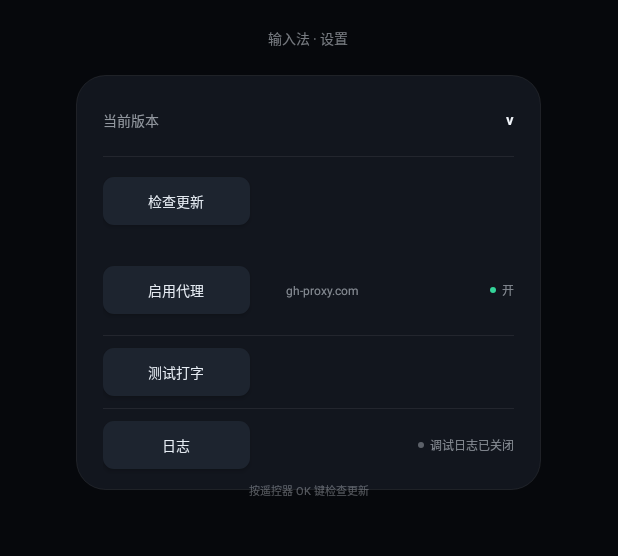
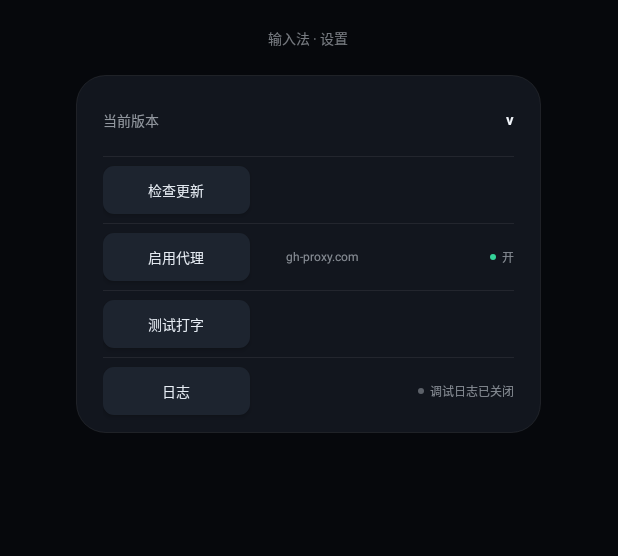
Before and after one commit to zsxh/sofatype, an Android app: the screen it shows after launch (SettingsActivity), on a phone screen of 412 x 824 dp, the part 291-847 px from its top. Run offline under Robolectric (Android 15) with nearby library versions, the phone set to English and light mode, and no system bars; our stand-ins replace Timber.

Commit message:
feat(update): 检查更新与启用代理行 UI 调整
- 检查更新与启用代理行之间补分割线
- 行高 59/48dp 收紧为 44dp（版本区各行一致）
- 移除「按遥控器 OK 键检查更新」底部提示
- 启用代理改独立行：行首按钮 + 代理域名小字 + 行末开/关状态

```diff
--- a/app/src/main/res/layout/activity_settings.xml
+++ b/app/src/main/res/layout/activity_settings.xml
@@ -221,6 +221,11 @@
             </LinearLayout>
         </LinearLayout>
 
+        <View
+            android:layout_width="match_parent"
+            android:layout_height="@dimen/version_divider_h"
+            android:background="@color/divider_soft" />
+
         <LinearLayout
             android:layout_width="match_parent"
             android:layout_height="@dimen/version_action_row_height"
@@ -378,14 +383,4 @@
             android:visibility="gone" />
     </LinearLayout>
 
-    <TextView
-        android:id="@+id/bottom_hint"
-        android:layout_width="wrap_content"
-        android:layout_height="wrap_content"
-        android:layout_gravity="top|center_horizontal"
-        android:layout_marginTop="@dimen/bottom_hint_margin_top"
-        android:text="@string/bottom_hint"
-        android:textColor="@color/text_hint_faint"
-        android:textSize="@dimen/bottom_hint_text" />
-
 </com.sofatype.ime.SettingsRootView>
--- a/app/src/main/res/values/dimens.xml
+++ b/app/src/main/res/values/dimens.xml
@@ -156,13 +156,13 @@
     <dimen name="version_label_text">9.5sp</dimen>
     <dimen name="version_value_text">10sp</dimen>
     <dimen name="version_divider_h">0.5dp</dimen>
-    <dimen name="version_action_row_height">59dp</dimen>
-    <dimen name="version_test_row_height">48dp</dimen>
+    <dimen name="version_action_row_height">44dp</dimen>
+    <dimen name="version_test_row_height">44dp</dimen>
+    <dimen name="bottom_hint_margin_top">515dp</dimen>
+    <dimen name="bottom_hint_text">7.5sp</dimen>
     <dimen name="set_status_dot_size">4dp</dimen>
     <dimen name="set_status_gap">4dp</dimen>
     <dimen name="set_status_text">8sp</dimen>
-    <dimen name="bottom_hint_margin_top">515dp</dimen>
-    <dimen name="bottom_hint_text">7.5sp</dimen>
 
     <dimen name="update_notes_text">8sp</dimen>
     <dimen name="update_notes_margin_top">5dp</dimen>
--- a/app/src/main/res/values/strings.xml
+++ b/app/src/main/res/values/strings.xml
@@ -12,7 +12,6 @@
     <string name="btn_check_update">检查更新</string>
     <string name="cd_btn_check_update">检查更新</string>
     <string name="status_up_to_date">已是最新版本</string>
-    <string name="bottom_hint">按遥控器 OK 键检查更新</string>
 
     <string name="status_checking">正在检查更新…</string>
     <string name="status_new_version">发现新版本 %1$s</string>
```
